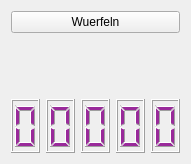
First picture: the form in mainform.ui, repository UnOfficialLeon/diceWidget, before the edit.
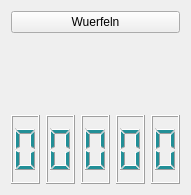
Second picture: the form after the edit. Custom widgets are drawn as their Qt base class.

```diff
--- a/mainform.ui
+++ b/mainform.ui
@@ -7,7 +7,7 @@
     <x>0</x>
     <y>0</y>
     <width>191</width>
-    <height>164</height>
+    <height>195</height>
    </rect>
   </property>
   <property name="minimumSize">
@@ -62,9 +62,18 @@
           <colorrole role="WindowText">
            <brush brushstyle="SolidPattern">
             <color alpha="255">
-             <red>153</red>
-             <green>42</green>
-             <blue>154</blue>
+             <red>34</red>
+             <green>143</green>
+             <blue>151</blue>
+            </color>
+           </brush>
+          </colorrole>
+          <colorrole role="AlternateBase">
+           <brush brushstyle="SolidPattern">
+            <color alpha="255">
+             <red>200</red>
+             <green>200</green>
+             <blue>232</blue>
             </color>
            </brush>
           </colorrole>
@@ -73,9 +82,18 @@
           <colorrole role="WindowText">
            <brush brushstyle="SolidPattern">
             <color alpha="255">
-             <red>153</red>
-             <green>42</green>
-             <blue>154</blue>
+             <red>34</red>
+             <green>143</green>
+             <blue>151</blue>
+            </color>
+           </brush>
+          </colorrole>
+          <colorrole role="AlternateBase">
+           <brush brushstyle="SolidPattern">
+            <color alpha="255">
+             <red>200</red>
+             <green>200</green>
+             <blue>232</blue>
             </color>
            </brush>
           </colorrole>
@@ -90,6 +108,15 @@
             </color>
            </brush>
           </colorrole>
+          <colorrole role="AlternateBase">
+           <brush brushstyle="SolidPattern">
+            <color alpha="255">
+             <red>200</red>
+             <green>200</green>
+             <blue>232</blue>
+            </color>
+           </brush>
+          </colorrole>
          </disabled>
         </palette>
        </property>
@@ -112,9 +139,18 @@
           <colorrole role="WindowText">
            <brush brushstyle="SolidPattern">
             <color alpha="255">
-             <red>153</red>
-             <green>42</green>
-             <blue>154</blue>
+             <red>34</red>
+             <green>143</green>
+             <blue>151</blue>
+            </color>
+           </brush>
+          </colorrole>
+          <colorrole role="AlternateBase">
+           <brush brushstyle="SolidPattern">
+            <color alpha="255">
+             <red>200</red>
+             <green>200</green>
+             <blue>232</blue>
             </color>
            </brush>
           </colorrole>
@@ -123,9 +159,18 @@
           <colorrole role="WindowText">
            <brush brushstyle="SolidPattern">
             <color alpha="255">
-             <red>153</red>
-             <green>42</green>
-             <blue>154</blue>
+             <red>34</red>
+             <green>143</green>
+             <blue>151</blue>
+            </color>
+           </brush>
+          </colorrole>
+          <colorrole role="AlternateBase">
+           <brush brushstyle="SolidPattern">
+            <color alpha="255">
+             <red>200</red>
+             <green>200</green>
+             <blue>232</blue>
             </color>
            </brush>
           </colorrole>
@@ -140,6 +185,15 @@
             </color>
            </brush>
           </colorrole>
+          <colorrole role="AlternateBase">
+           <brush brushstyle="SolidPattern">
+            <color alpha="255">
+             <red>200</red>
+             <green>200</green>
+             <blue>232</blue>
+            </color>
+           </brush>
+          </colorrole>
          </disabled>
         </palette>
        </property>
@@ -162,9 +216,18 @@
           <colorrole role="WindowText">
            <brush brushstyle="SolidPattern">
             <color alpha="255">
-             <red>153</red>
-             <green>42</green>
-             <blue>154</blue>
+             <red>34</red>
+             <green>143</green>
+             <blue>151</blue>
+            </color>
+           </brush>
+          </colorrole>
+          <colorrole role="AlternateBase">
+           <brush brushstyle="SolidPattern">
+            <color alpha="255">
+             <red>200</red>
+             <green>200</green>
+             <blue>232</blue>
             </color>
            </brush>
           </colorrole>
@@ -173,9 +236,18 @@
           <colorrole role="WindowText">
            <brush brushstyle="SolidPattern">
             <color alpha="255">
-             <red>153</red>
-             <green>42</green>
-             <blue>154</blue>
+             <red>34</red>
+             <green>143</green>
+             <blue>151</blue>
+            </color>
+           </brush>
+          </colorrole>
+          <colorrole role="AlternateBase">
+           <brush brushstyle="SolidPattern">
+            <color alpha="255">
+             <red>200</red>
+             <green>200</green>
+             <blue>232</blue>
             </color>
            </brush>
           </colorrole>
@@ -190,6 +262,15 @@
             </color>
            </brush>
           </colorrole>
+          <colorrole role="AlternateBase">
+           <brush brushstyle="SolidPattern">
+            <color alpha="255">
+             <red>200</red>
+             <green>200</green>
+             <blue>232</blue>
+            </color>
+           </brush>
+          </colorrole>
          </disabled>
         </palette>
        </property>
@@ -212,9 +293,18 @@
           <colorrole role="WindowText">
            <brush brushstyle="SolidPattern">
             <color alpha="255">
-             <red>153</red>
-             <green>42</green>
-             <blue>154</blue>
+             <red>34</red>
+             <green>143</green>
+             <blue>151</blue>
+            </color>
+           </brush>
+          </colorrole>
+          <colorrole role="AlternateBase">
+           <brush brushstyle="SolidPattern">
+            <color alpha="255">
+             <red>200</red>
+             <green>200</green>
+             <blue>232</blue>
             </color>
            </brush>
           </colorrole>
@@ -223,9 +313,18 @@
           <colorrole role="WindowText">
            <brush brushstyle="SolidPattern">
             <color alpha="255">
-             <red>153</red>
-             <green>42</green>
-             <blue>154</blue>
+             <red>34</red>
+             <green>143</green>
+             <blue>151</blue>
+            </color>
+           </brush>
+          </colorrole>
+          <colorrole role="AlternateBase">
+           <brush brushstyle="SolidPattern">
+            <color alpha="255">
+             <red>200</red>
+             <green>200</green>
+             <blue>232</blue>
             </color>
            </brush>
           </colorrole>
@@ -240,6 +339,15 @@
             </color>
            </brush>
           </colorrole>
+          <colorrole role="AlternateBase">
+           <brush brushstyle="SolidPattern">
+            <color alpha="255">
+             <red>200</red>
+             <green>200</green>
+             <blue>232</blue>
+            </color>
+           </brush>
+          </colorrole>
          </disabled>
         </palette>
        </property>
@@ -262,9 +370,18 @@
           <colorrole role="WindowText">
            <brush brushstyle="SolidPattern">
             <color alpha="255">
-             <red>153</red>
-             <green>42</green>
-             <blue>154</blue>
+             <red>34</red>
+             <green>143</green>
+             <blue>151</blue>
+            </color>
+           </brush>
+          </colorrole>
+          <colorrole role="AlternateBase">
+           <brush brushstyle="SolidPattern">
+            <color alpha="255">
+             <red>200</red>
+             <green>200</green>
+             <blue>232</blue>
             </color>
            </brush>
           </colorrole>
@@ -273,9 +390,18 @@
           <colorrole role="WindowText">
            <brush brushstyle="SolidPattern">
             <color alpha="255">
-             <red>153</red>
-             <green>42</green>
-             <blue>154</blue>
+             <red>34</red>
+             <green>143</green>
+             <blue>151</blue>
+            </color>
+           </brush>
+          </colorrole>
+          <colorrole role="AlternateBase">
+           <brush brushstyle="SolidPattern">
+            <color alpha="255">
+             <red>200</red>
+             <green>200</green>
+             <blue>232</blue>
             </color>
            </brush>
           </colorrole>
@@ -290,6 +416,15 @@
             </color>
            </brush>
           </colorrole>
+          <colorrole role="AlternateBase">
+           <brush brushstyle="SolidPattern">
+            <color alpha="255">
+             <red>200</red>
+             <green>200</green>
+             <blue>232</blue>
+            </color>
+           </brush>
+          </colorrole>
          </disabled>
         </palette>
        </property>
```
Left out of the diff: 52 changed lines with no effect on the pictures.
